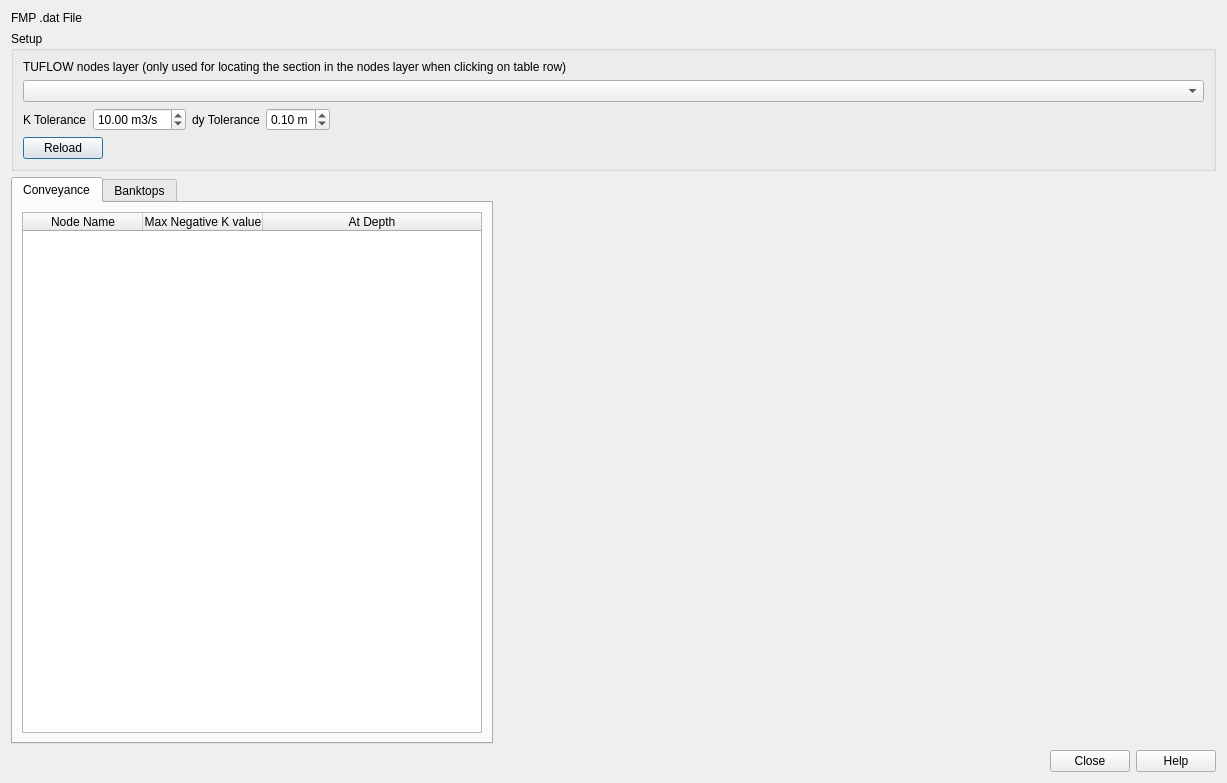
Old version of the form mod_check/forms/ui_fmpsectionproperty_check_dialog.ui in the repository duncan-r/ModCheck.
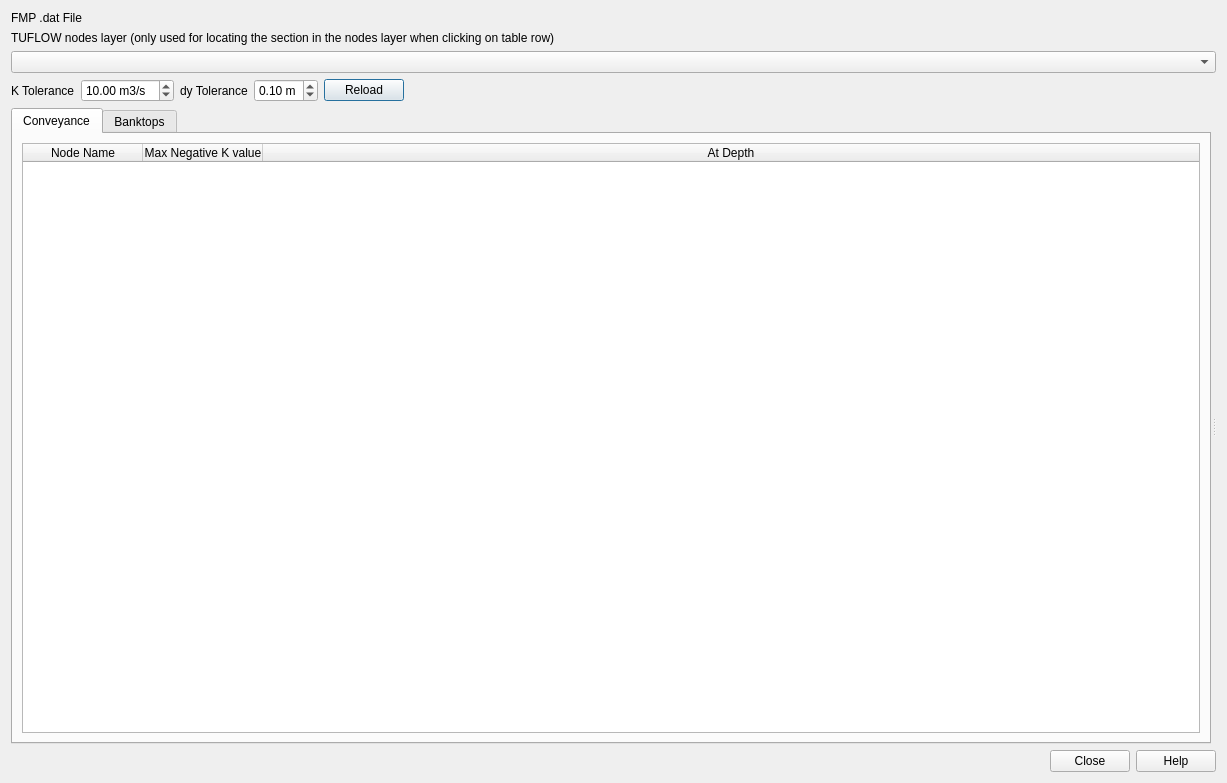
New version of the form. Custom widgets are drawn as their Qt base class.

Commit message: Improve MB layouts and refactor.

What changed in the file:
```diff
--- a/mod_check/forms/ui_fmpsectionproperty_check_dialog.ui
+++ b/mod_check/forms/ui_fmpsectionproperty_check_dialog.ui
@@ -13,7 +13,7 @@
   <property name="windowTitle">
    <string>Check FMP Model Sections</string>
   </property>
-  <layout class="QVBoxLayout" name="verticalLayout">
+  <layout class="QVBoxLayout" name="verticalLayout" stretch="0,0,0,20,0">
    <item>
     <layout class="QHBoxLayout" name="horizontalLayout_4">
      <item>
@@ -33,12 +33,6 @@
     </layout>
    </item>
    <item>
-    <widget class="QGroupBox" name="groupBox">
-     <property name="title">
-      <string>Setup</string>
-     </property>
-     <layout class="QVBoxLayout" name="verticalLayout_2">
-      <item>
        <layout class="QVBoxLayout" name="verticalLayout_3">
         <item>
          <widget class="QLabel" name="label_3">
@@ -104,23 +98,6 @@
          </widget>
         </item>
         <item>
-         <spacer name="horizontalSpacer_2">
-          <property name="orientation">
-           <enum>Qt::Horizontal</enum>
-          </property>
-          <property name="sizeHint" stdset="0">
-           <size>
-            <width>40</width>
-            <height>20</height>
-           </size>
-          </property>
-         </spacer>
-        </item>
-       </layout>
-      </item>
-      <item>
-       <layout class="QHBoxLayout" name="horizontalLayout">
-        <item>
          <widget class="QPushButton" name="datFileReloadBtn">
           <property name="text">
            <string>Reload</string>
@@ -128,7 +105,7 @@
          </widget>
         </item>
         <item>
-         <spacer name="horizontalSpacer">
+      <spacer name="horizontalSpacer_2">
           <property name="orientation">
            <enum>Qt::Horizontal</enum>
           </property>
@@ -142,12 +119,17 @@
         </item>
        </layout>
       </item>
-     </layout>
-    </widget>
-   </item>
    <item>
-    <layout class="QHBoxLayout" name="resultsLayout" stretch="4,6">
-     <item>
+    <widget class="QSplitter" name="splitter">
+     <property name="orientation">
+      <enum>Qt::Horizontal</enum>
+     </property>
+     <property name="handleWidth">
+      <number>5</number>
+     </property>
+     <property name="childrenCollapsible">
+      <bool>false</bool>
+     </property>
       <widget class="QTabWidget" name="resultsTabWidget">
        <property name="sizePolicy">
         <sizepolicy hsizetype="Expanding" vsizetype="Expanding">
@@ -229,11 +211,10 @@
         </layout>
        </widget>
       </widget>
-     </item>
-     <item>
+     <widget class="QWidget" name="">
       <layout class="QVBoxLayout" name="graphLayout"/>
-     </item>
-    </layout>
+     </widget>
+    </widget>
    </item>
    <item>
     <layout class="QHBoxLayout" name="horizontalLayout_5">
```
Lines whose indentation alone changed are shown as unchanged. The commit also changes 13 other files.
